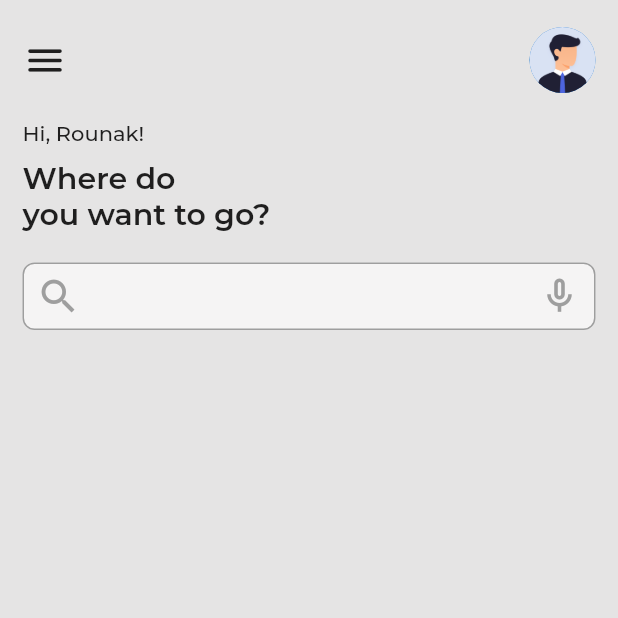
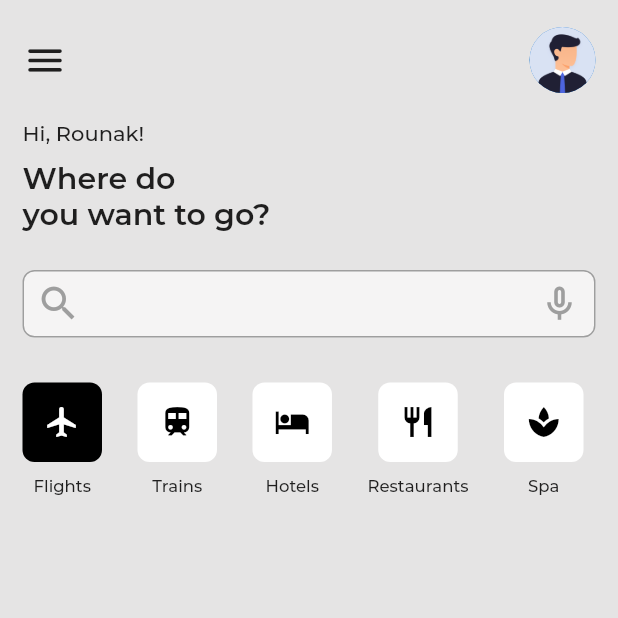
Before and after one commit to nirajankarki5/travel-app-design-challenge-ITSNP, a Flutter app: the screen it shows after launch, on a phone screen of 412 x 824 dp, the top half of it. Run offline on Flutter 3.47's test engine with Material 2 defaults, Android fonts, the light colour scheme and no system bars; project files that could hold a hidden picture were left out.

Commit message:
added category tab

```diff
--- a/lib/screens/home.dart
+++ b/lib/screens/home.dart
@@ -1,4 +1,5 @@
 import 'package:flutter/material.dart';
+import 'package:flutter_travel_itsnp/widgets/category_tab.dart';
 import 'package:flutter_travel_itsnp/widgets/my_appbar.dart';
 import 'package:flutter_travel_itsnp/widgets/search_bar.dart';
 
@@ -25,9 +26,10 @@ class HomeScreen extends StatelessWidget {
               "Where do \nyou want to go?",
               style: TextStyle(fontSize: 20, fontWeight: FontWeight.w600),
             ),
-            SizedBox(height: 20),
+            SizedBox(height: 25),
             SearchBar(),
-            SizedBox(height: 20),
+            SizedBox(height: 30),
+            CategoryTab(),
           ],
         ),
       ),
--- /dev/null
+++ b/lib/widgets/category_tab.dart
@@ -0,0 +1,52 @@
+import 'package:flutter/material.dart';
+
+class CategoryTab extends StatelessWidget {
+  const CategoryTab({Key? key}) : super(key: key);
+
+  @override
+  Widget build(BuildContext context) {
+    return Container(
+      height: 75,
+      // color: Colors.yellow,
+      child: Row(
+        crossAxisAlignment: CrossAxisAlignment.start,
+        mainAxisAlignment: MainAxisAlignment.spaceBetween,
+        children: [
+          card(Icons.flight, "Flights", Colors.black),
+          card(Icons.train, "Trains"),
+          card(Icons.hotel, "Hotels"),
+          card(Icons.restaurant, "Restaurants"),
+          card(Icons.spa, "Spa"),
+        ],
+      ),
+    );
+  }
+
+  Widget card(icon, text, [color]) {
+    return Padding(
+      padding: const EdgeInsets.only(right: 8.0),
+      child: Column(
+        mainAxisAlignment: MainAxisAlignment.spaceBetween,
+        children: [
+          Container(
+            height: 53,
+            width: 53,
+            decoration: BoxDecoration(
+                color: color != null ? color : Colors.white,
+                borderRadius: BorderRadius.circular(8)),
+            child: Center(
+              child: Icon(
+                icon,
+                color: color != null ? Colors.white : Colors.black,
+              ),
+            ),
+          ),
+          Text(
+            text,
+            style: TextStyle(fontSize: 11, fontWeight: FontWeight.w500),
+          )
+        ],
+      ),
+    );
+  }
+}
```
